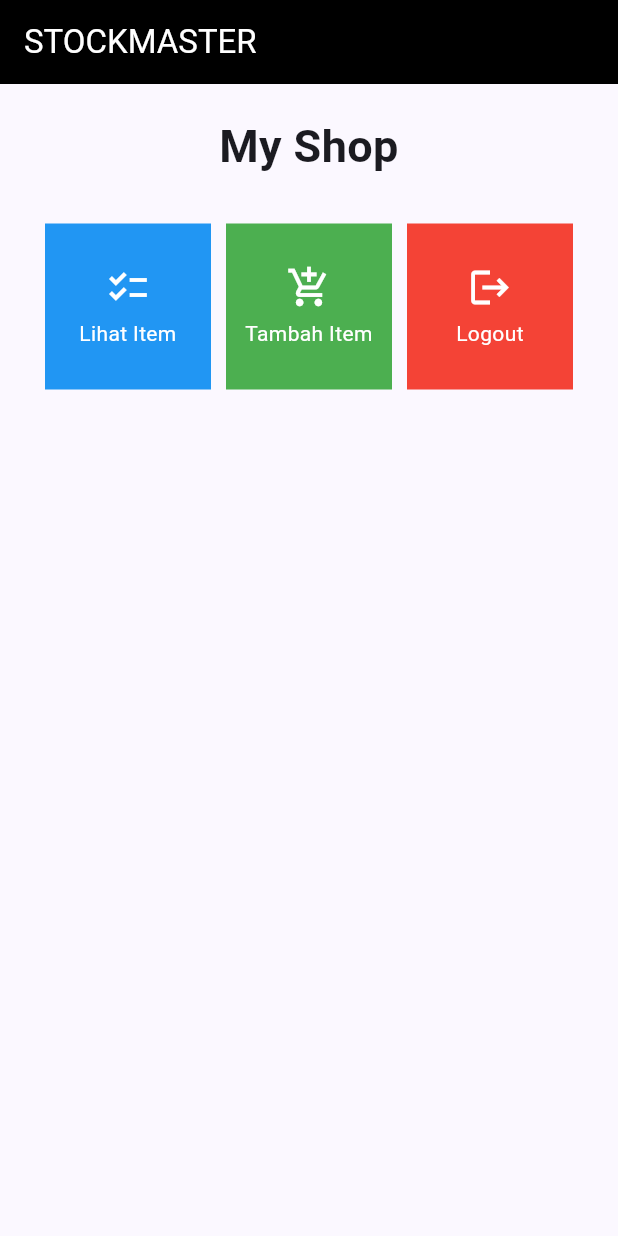
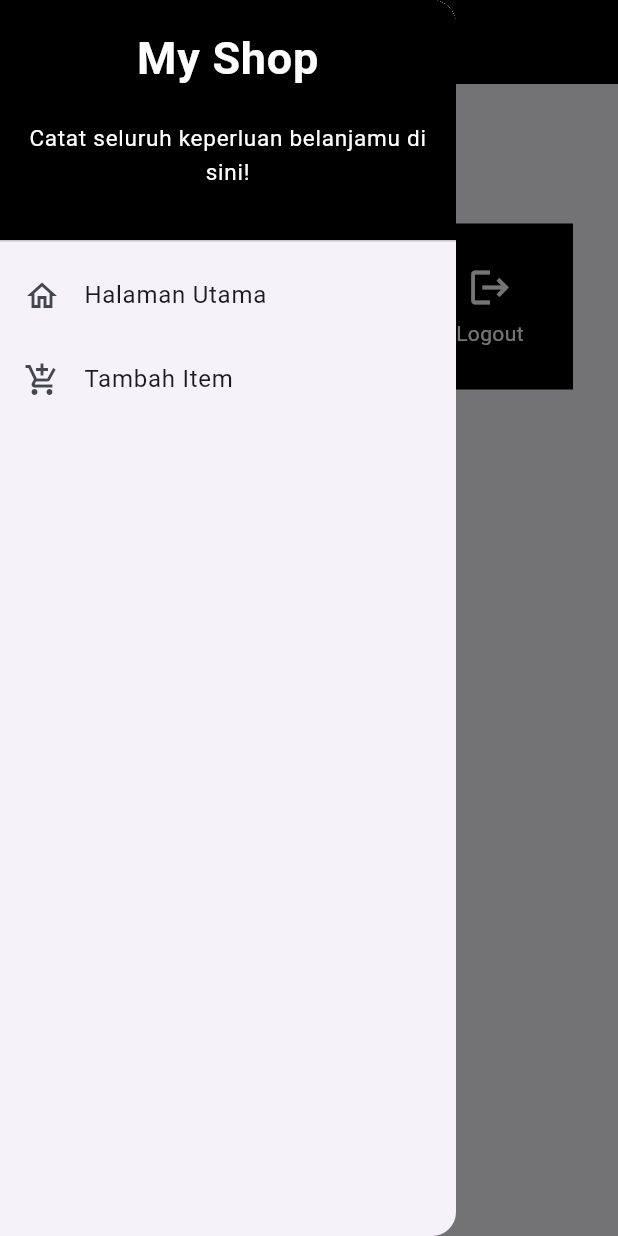
Before and after one commit to gilbertsng/stockmaster-mobile, a Flutter app: the screen it shows after launch, with the side drawer open (before the commit the screen has no drawer), on a phone screen of 412 x 824 dp. Run offline on Flutter 3.47's test engine with Material 2 defaults, Android fonts, the phone set to English and light mode, and no system bars.

Commit message:
final tugas 8

```diff
--- a/lib/main.dart
+++ b/lib/main.dart
@@ -1,5 +1,5 @@
 import 'package:flutter/material.dart';
-import 'package:stockmaster/menu.dart';
+import 'package:stockmaster/screens/menu.dart';
 
 void main() {
   runApp(const MyApp());
--- /dev/null
+++ b/lib/models/item.dart
@@ -0,0 +1,7 @@
+class Item {
+  final String name;
+  final int amount;
+  final String description;
+
+  Item({required this.name, required this.amount, required this.description});
+}
--- a/lib/menu.dart
+++ b/lib/screens/menu.dart
@@ -1,23 +1,28 @@
 import 'package:flutter/material.dart';
+import 'package:stockmaster/screens/shoplist_form.dart';
+import 'package:stockmaster/widgets/left_drawer.dart';
+import 'package:stockmaster/widgets/shop_card.dart';
 
 class MyHomePage extends StatelessWidget {
     MyHomePage({Key? key}) : super(key: key);
+
     final List<ShopItem> items = [
     ShopItem("Lihat Item", Icons.checklist, Colors.blue), // Warna untuk Lihat Item
-    ShopItem("Tambah Item", Icons.add_shopping_cart, Colors.green), // Warna untuk Tambah Item
-    ShopItem("Logout", Icons.logout, Colors.red), // Warna untuk Logout
-];
+    ShopItem("Tambah Item", Icons.add_shopping_cart, Colors.blue), // Warna untuk Tambah Item
+    ShopItem("Logout", Icons.logout, Colors.black), // Warna untuk Logout
+    ];
 
     @override
     Widget build(BuildContext context) {
         return Scaffold(
-      appBar: AppBar(
-        title: const Text(
-          'STOCKMASTER',
-        ),
+          appBar: AppBar(
+            title: const Text(
+              'STOCKMASTER',
+            ),
         backgroundColor: Colors.black,
         foregroundColor: Colors.white,
       ),
+      drawer: const LeftDrawer(),
       body: SingleChildScrollView(
         // Widget wrapper yang dapat discroll
         child: Padding(
@@ -56,58 +61,5 @@ class MyHomePage extends StatelessWidget {
         ),
       ),
     );
-    }
-}
-
-class ShopItem {
-  final String name;
-  final IconData icon;
-  final Color color; // Menambahkan properti warna
-
-  ShopItem(this.name, this.icon, this.color);
-}
-
-class ShopCard extends StatelessWidget {
-  final ShopItem item;
-
-  const ShopCard(this.item, {super.key}); // Constructor
-
-  @override
-  Widget build(BuildContext context) {
-    return Material(
-      color: item.color,
-      child: InkWell(
-        // Area responsive terhadap sentuhan
-        onTap: () {
-          // Memunculkan SnackBar ketika diklik
-          ScaffoldMessenger.of(context)
-            ..hideCurrentSnackBar()
-            ..showSnackBar(SnackBar(
-                content: Text("Kamu telah menekan tombol ${item.name}!")));
-        },
-        child: Container(
-          // Container untuk menyimpan Icon dan Text
-          padding: const EdgeInsets.all(8),
-          child: Center(
-            child: Column(
-              mainAxisAlignment: MainAxisAlignment.center,
-              children: [
-                Icon(
-                  item.icon,
-                  color: Colors.white,
-                  size: 30.0,
-                ),
-                const Padding(padding: EdgeInsets.all(3)),
-                Text(
-                  item.name,
-                  textAlign: TextAlign.center,
-                  style: const TextStyle(color: Colors.white),
-                ),
-              ],
-            ),
-          ),
-        ),
-      ),
-    );
   }
 }
--- /dev/null
+++ b/lib/widgets/left_drawer.dart
@@ -0,0 +1,71 @@
+import 'package:flutter/material.dart';
+import 'package:stockmaster/screens/menu.dart';
+import 'package:stockmaster/screens/shoplist_form.dart';
+import 'package:stockmaster/screens/see_items.dart';
+
+
+class LeftDrawer extends StatelessWidget {
+  const LeftDrawer({super.key});
+
+  @override
+  Widget build(BuildContext context) {
+    return Drawer(
+      child: ListView(
+        children: [
+          const DrawerHeader(
+            decoration: BoxDecoration(
+              color: Colors.black,
+            ),
+            child: Column(
+              children: [
+                Text(
+                  'My Shop',
+                  textAlign: TextAlign.center,
+                  style: TextStyle(
+                    fontSize: 30,
+                    fontWeight: FontWeight.bold,
+                    color: Colors.white,
+                  ),
+                ),
+                Padding(padding: EdgeInsets.all(10)),
+                Text(
+                  "Catat seluruh keperluan belanjamu di sini!",
+                  textAlign: TextAlign.center,
+                  style: TextStyle(
+                    color: Colors.white,
+                    fontSize: 15,
+                  )
+                ),
+              ],
+            ),
+          ),
+          ListTile(
+            leading: const Icon(Icons.home_outlined),
+            title: const Text('Halaman Utama'),
+            // Bagian redirection ke MyHomePage
+            onTap: () {
+              Navigator.pushReplacement(
+                  context,
+                  MaterialPageRoute(
+                    builder: (context) => MyHomePage(),
+                  ));
+            },
+          ),
+          ListTile(
+            leading: const Icon(Icons.add_shopping_cart),
+            title: const Text('Tambah Item'),
+            // Bagian redirection ke ShopFormPage
+            onTap: () {
+              Navigator.push(
+                context,
+                MaterialPageRoute(
+                  builder: (context) => ShopFormPage(),
+                )
+              );
+            },
+          ),
+        ],
+      ),
+    );
+  }
+}
--- /dev/null
+++ b/lib/widgets/shop_card.dart
@@ -0,0 +1,74 @@
+import 'package:flutter/material.dart';
+import 'package:stockmaster/screens/shoplist_form.dart';
+import 'package:stockmaster/screens/see_items.dart';
+
+class ShopItem {
+  final String name;
+  final IconData icon;
+  final Color color; // Menambahkan properti warna
+
+  ShopItem(this.name, this.icon, this.color);
+}
+
+class ShopCard extends StatelessWidget {
+  final ShopItem item;
+
+  const ShopCard(this.item, {super.key}); // Constructor
+
+  @override
+  Widget build(BuildContext context) {
+    return Material(
+      color: item.color,
+      child: InkWell(
+        // Area responsive terhadap sentuhan
+        onTap: () {
+          // Memunculkan SnackBar ketika diklik
+          ScaffoldMessenger.of(context)
+            ..hideCurrentSnackBar()
+            ..showSnackBar(SnackBar(
+                content: Text("Kamu telah menekan tombol ${item.name}!")));
+
+          // Navigate ke route yang sesuai (tergantung jenis tombol)
+          if (item.name == "Tambah Item") {
+            Navigator.push(
+            context,
+            MaterialPageRoute(
+              builder: (context) => ShopFormPage(),
+              )
+            );
+          }
+         if (item.name == "Lihat Item") {
+            Navigator.push(
+              context,
+              MaterialPageRoute(
+                  builder: (context) => ProductListPage(items : itemList)),
+            );
+          }
+
+        },
+        child: Container(
+          // Container untuk menyimpan Icon dan Text
+          padding: const EdgeInsets.all(8),
+          child: Center(
+            child: Column(
+              mainAxisAlignment: MainAxisAlignment.center,
+              children: [
+                Icon(
+                  item.icon,
+                  color: Colors.white,
+                  size: 30.0,
+                ),
+                const Padding(padding: EdgeInsets.all(3)),
+                Text(
+                  item.name,
+                  textAlign: TextAlign.center,
+                  style: const TextStyle(color: Colors.white),
+                ),
+              ],
+            ),
+          ),
+        ),
+      ),
+    );
+  }
+}
```
Also changed, not shown: lib/screens/see_items.dart (added, +34 -0 lines), lib/screens/shoplist_form.dart (added, +164 -0 lines), 1 other file.
